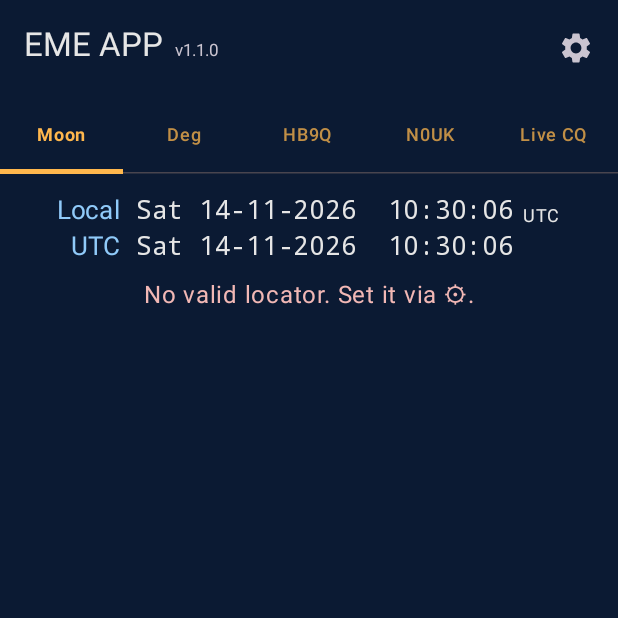
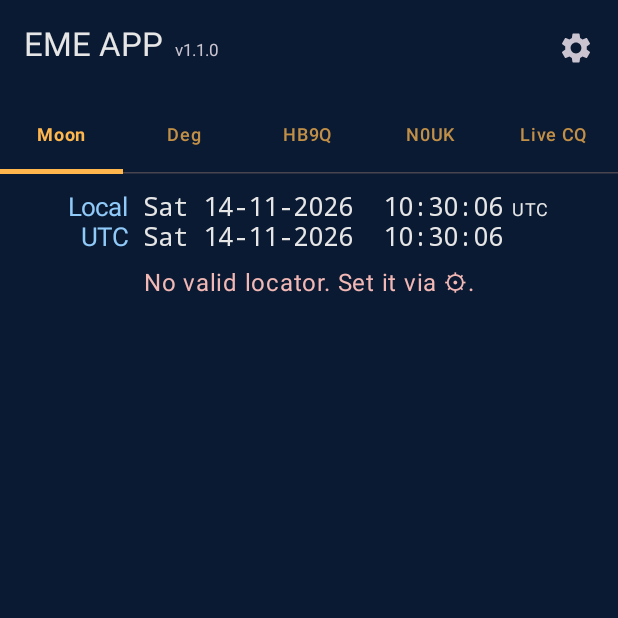
Before and after one commit to efiten/EME-APP, an Android app built with Jetpack Compose: the screen it shows after launch (MainActivity), on a phone screen of 412 x 824 dp, the top half of it. Run offline under Robolectric (Android 15) with nearby library versions, the phone set to English and light mode, and no system bars.

Commit message:
Moon tab: fit time, azimuth and event labels on small screens
On 320 dp with font scale 1.3 the time zone name was drawn one letter
per line, the seconds were cut off, the azimuth ran over the left edge
and the labels in the times card broke mid-word ("Mo / onr / ise").

- TimeLines and BigValue measure their text and scale the font down
  only when it does not fit the available width; on 411 dp the size
  stays 17 sp and 46 sp.
- EventLine is a FlowRow: label left, time right as before, and the
  time moves to the next line when both do not fit.

Removes the #66 entry from LayoutTest.KNOWN: without this change 13 of
the 15 Moon cases fail.

Fixes #66

```diff
--- a/app/src/main/java/be/on5gs/eme/moon/MoonScreen.kt
+++ b/app/src/main/java/be/on5gs/eme/moon/MoonScreen.kt
@@ -5,6 +5,7 @@ import androidx.compose.ui.platform.LocalConfiguration
 import be.on5gs.eme.R
 import androidx.compose.ui.res.stringResource
 import androidx.compose.foundation.layout.Arrangement
+import androidx.compose.foundation.layout.BoxWithConstraints
 import androidx.compose.foundation.layout.Column
 import androidx.compose.foundation.layout.ExperimentalLayoutApi
 import androidx.compose.foundation.layout.FlowRow
@@ -31,7 +32,10 @@ import androidx.compose.runtime.setValue
 import androidx.compose.ui.Alignment
 import androidx.compose.ui.Modifier
 import androidx.compose.ui.graphics.Color
+import androidx.compose.ui.platform.LocalDensity
+import androidx.compose.ui.text.TextStyle
 import androidx.compose.ui.text.font.FontFamily
+import androidx.compose.ui.text.rememberTextMeasurer
 import androidx.compose.ui.text.font.FontWeight
 import androidx.compose.ui.unit.dp
 import androidx.compose.ui.unit.sp
@@ -54,7 +58,7 @@ import java.time.LocalDate
 import java.time.ZoneId
 import java.time.ZoneOffset
 import java.time.format.DateTimeFormatter
-import java.time.format.TextStyle
+import java.time.format.TextStyle as DateTextStyle
 import java.util.Locale
 
 private const val REFRESH_MS = 2_000L
@@ -110,7 +114,7 @@ fun MoonScreen(settings: SettingsRepository, callsign: String, locator: String)
     ) {
         // Datum en tijd: lokaal en UTC
         val instant = Instant.ofEpochMilli(now)
-        val zoneName = zone.getDisplayName(TextStyle.SHORT, locale)
+        val zoneName = zone.getDisplayName(DateTextStyle.SHORT, locale)
         TimeLines(
             stringResource(R.string.time_local) to (dateTime.format(instant.atZone(zone)) to zoneName),
             "UTC" to (dateTime.format(instant.atZone(ZoneOffset.UTC)) to ""),
@@ -189,18 +193,31 @@ private fun BandLegend(bands: Set<Band>) {
 /** Datum/tijd-regels in twee kolommen; de labelkolom past zich aan de langste vertaling aan. */
 @Composable
 private fun TimeLines(vararg lines: Pair<String, Pair<String, String>>) = FixedFontScale {
+    val measurer = rememberTextMeasurer()
+    val label = TextStyle(fontSize = 17.sp)
+    val value = TextStyle(fontSize = 17.sp, fontFamily = FontFamily.Monospace)
+    val zone = MaterialTheme.typography.bodySmall
+    BoxWithConstraints {
+        // Op een smal scherm alles samen kleiner, zodat de seconden en de tijdzone op de regel blijven
+        val gap = with(LocalDensity.current) { 10.dp.roundToPx() }
+        fun width(text: String, style: TextStyle) =
+            measurer.measure(text, style, maxLines = 1, softWrap = false).size.width
+        val needed = lines.maxOf { width(it.first, label) } + gap +
+            lines.maxOf { (_, v) -> width(v.first, value) + if (v.second.isEmpty()) 0 else width("  ${v.second}", zone) }
+        val scale = fitScale(needed, constraints.maxWidth)
         Row(verticalAlignment = Alignment.Bottom) {
             Column(horizontalAlignment = Alignment.End) {
-            lines.forEach { (label, _) ->
-                Text(label, color = MaterialTheme.colorScheme.secondary, fontSize = 17.sp, maxLines = 1, softWrap = false)
+                lines.forEach { (text, _) ->
+                    Text(text, color = MaterialTheme.colorScheme.secondary, style = label.scaled(scale), maxLines = 1, softWrap = false)
                 }
             }
-        Spacer(Modifier.width(10.dp))
+            Spacer(Modifier.width(10.dp * scale))
             Column {
-            lines.forEach { (_, value) ->
+                lines.forEach { (_, v) ->
                     Row(verticalAlignment = Alignment.Bottom) {
-                    Text(value.first, fontFamily = FontFamily.Monospace, fontSize = 17.sp, maxLines = 1, softWrap = false)
-                    if (value.second.isNotEmpty()) Text("  ${value.second}", style = MaterialTheme.typography.bodySmall)
+                        Text(v.first, style = value.scaled(scale), maxLines = 1, softWrap = false)
+                        if (v.second.isNotEmpty()) Text("  ${v.second}", style = zone.scaled(scale), maxLines = 1, softWrap = false)
+                    }
                 }
             }
         }
@@ -209,17 +226,24 @@ private fun TimeLines(vararg lines: Pair<String, Pair<String, String>>) = FixedF
 
 @Composable
 private fun BigValue(label: String, value: Double, modifier: Modifier = Modifier) {
-    Column(modifier, horizontalAlignment = Alignment.CenterHorizontally) {
+    val text = String.format(Locale.US, "%.1f°", value)
+    val style = TextStyle(fontSize = 46.sp, fontFamily = FontFamily.Monospace, fontWeight = FontWeight.Bold)
+    val measurer = rememberTextMeasurer()
+    BoxWithConstraints(modifier, contentAlignment = Alignment.TopCenter) {
+        // Smal scherm of grote letters: kleiner, zodat AZ en EL elk in hun eigen helft blijven
+        val scale = fitScale(measurer.measure(text, style, maxLines = 1, softWrap = false).size.width, constraints.maxWidth)
+        Column(horizontalAlignment = Alignment.CenterHorizontally) {
             Text(label, fontSize = 20.sp, color = MaterialTheme.colorScheme.secondary)
-        Text(
-            String.format(Locale.US, "%.1f°", value),
-            fontSize = 46.sp,
-            fontFamily = FontFamily.Monospace,
-            fontWeight = FontWeight.Bold,
-            maxLines = 1,
-        )
+            Text(text, style = style.scaled(scale), maxLines = 1, softWrap = false)
         }
     }
+}
+
+/** Factor (hoogstens 1) waarmee iets van [needed] px breed in [available] px past. */
+internal fun fitScale(needed: Int, available: Int): Float =
+    if (needed <= available || needed <= 0) 1f else available.toFloat() / needed * 0.98f
+
+private fun TextStyle.scaled(scale: Float) = if (scale >= 1f) this else copy(fontSize = fontSize * scale)
 
 /**
  * Staat de maan op: culminatie (huidige doorgang), ondergang en VOLGENDE opkomst.
@@ -233,7 +257,7 @@ private fun EventsCard(ev: MoonEvents.Events, now: Long, zone: ZoneId, locale: L
     Card(Modifier.fillMaxWidth()) {
         Column(Modifier.padding(12.dp), verticalArrangement = Arrangement.spacedBy(6.dp)) {
             Text(
-                stringResource(R.string.times_local, zone.getDisplayName(TextStyle.SHORT, locale)),
+                stringResource(R.string.times_local, zone.getDisplayName(DateTextStyle.SHORT, locale)),
                 style = MaterialTheme.typography.bodySmall,
                 color = MaterialTheme.colorScheme.secondary,
             )
@@ -251,6 +275,7 @@ private fun EventsCard(ev: MoonEvents.Events, now: Long, zone: ZoneId, locale: L
     }
 }
 
+@OptIn(ExperimentalLayoutApi::class)
 @Composable
 private fun EventLine(
     label: String,
@@ -259,8 +284,11 @@ private fun EventLine(
     format: (Long) -> String,
     extra: (MoonEvents.Event) -> String,
 ) {
-    Row(verticalAlignment = Alignment.CenterVertically) {
-        Text(label, modifier = Modifier.weight(1f))
+    // Label links, tijd rechts; is het scherm te smal, dan komt de tijd op de volgende regel
+    // (anders wordt het label midden in een woord afgebroken)
+    FlowRow(Modifier.fillMaxWidth(), horizontalArrangement = Arrangement.SpaceBetween) {
+        Text(label, modifier = Modifier.align(Alignment.CenterVertically).padding(end = 8.dp))
+        Row(Modifier.align(Alignment.CenterVertically), verticalAlignment = Alignment.CenterVertically) {
             if (event == null) {
                 Text(stringResource(R.string.not_within_48h), style = MaterialTheme.typography.bodySmall)
             } else {
@@ -271,6 +299,7 @@ private fun EventLine(
                     color = if (event.utcMillis < now) MaterialTheme.colorScheme.onSurface.copy(alpha = 0.6f) else Color.Unspecified,
                 )
                 Text(extra(event), style = MaterialTheme.typography.bodySmall, modifier = Modifier.padding(start = 10.dp).width(64.dp))
+            }
         }
     }
 }
@@ -291,7 +320,7 @@ internal fun localTime(
         today -> ""
         today.plusDays(1) -> "$tomorrow "
         today.minusDays(1) -> "$yesterday "
-        else -> t.dayOfWeek.getDisplayName(TextStyle.SHORT, locale) + " "
+        else -> t.dayOfWeek.getDisplayName(DateTextStyle.SHORT, locale) + " "
     }
     return prefix + HHMM.format(t)
 }
```
Also changed, not shown: 1 other file. Lines whose indentation alone changed are shown as unchanged.
